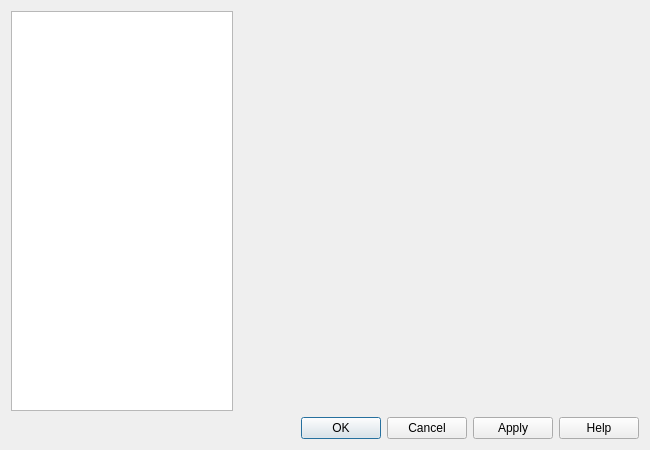
Qt form app/PreferencesDialog.ui (chloerei/qtalk) before a commit.
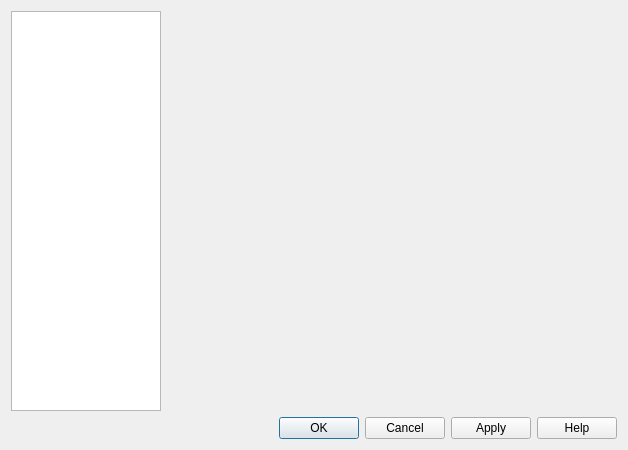
The same form after that commit.

Patch:
```diff
--- a/app/PreferencesDialog.ui
+++ b/app/PreferencesDialog.ui
@@ -6,7 +6,7 @@
    <rect>
     <x>0</x>
     <y>0</y>
-    <width>650</width>
+    <width>612</width>
     <height>450</height>
    </rect>
   </property>
@@ -43,8 +43,8 @@
      </property>
      <property name="minimumSize">
       <size>
-       <width>400</width>
-       <height>0</height>
+       <width>450</width>
+       <height>400</height>
       </size>
      </property>
      <property name="currentIndex">
```
